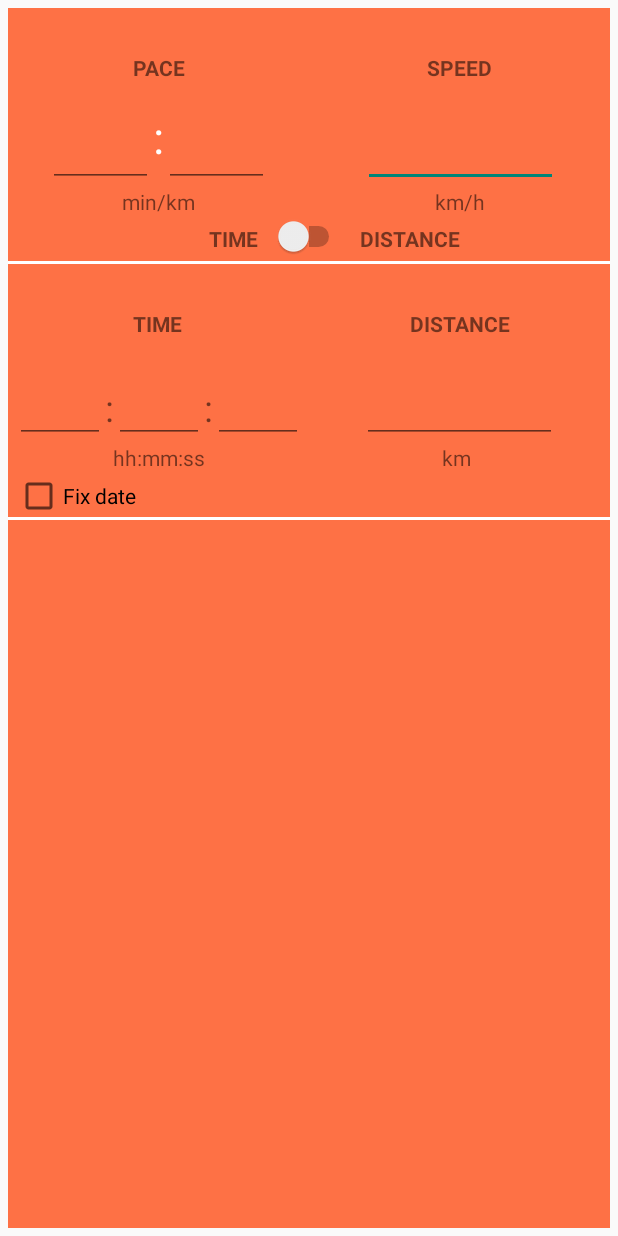
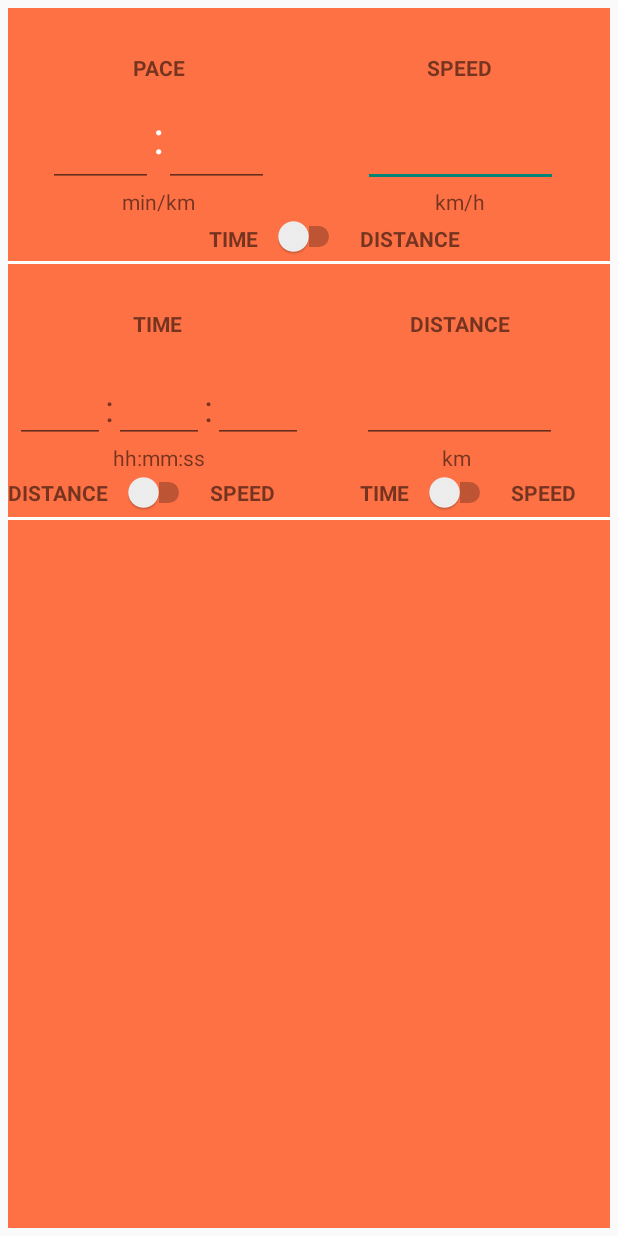
Before and after one commit to x5bart/PaceOne, an Android app: the screen it shows after launch (MainActivity), on a phone screen of 412 x 824 dp. Run offline under Robolectric (Android 15) with nearby library versions, the phone set to English and light mode, and no system bars; Roboto replaces fonts that are not available here.

Commit message:
all function work it

```diff
--- a/app/src/main/res/layout/fragment1.xml
+++ b/app/src/main/res/layout/fragment1.xml
@@ -9,6 +9,80 @@
 
 
     <TextView
+        android:id="@+id/textView17"
+        android:layout_width="wrap_content"
+        android:layout_height="wrap_content"
+        android:layout_marginEnd="10dp"
+        android:text="@string/time"
+        android:textStyle="bold"
+        app:layout_constraintBottom_toBottomOf="@+id/swSpeedTime"
+        app:layout_constraintEnd_toStartOf="@+id/swSpeedTime"
+        app:layout_constraintTop_toBottomOf="@+id/textView11" />
+
+    <TextView
+        android:id="@+id/textView16"
+        android:layout_width="wrap_content"
+        android:layout_height="wrap_content"
+        android:layout_marginStart="10dp"
+        android:text="@string/speed"
+        android:textStyle="bold"
+        app:layout_constraintBottom_toBottomOf="@+id/swSpeedDist"
+        app:layout_constraintStart_toEndOf="@+id/swSpeedTime"
+        app:layout_constraintTop_toBottomOf="@+id/textView11" />
+
+    <TextView
+        android:id="@+id/textView15"
+        android:layout_width="wrap_content"
+        android:layout_height="wrap_content"
+        android:layout_marginEnd="10dp"
+        android:text="@string/distance"
+        android:textStyle="bold"
+        app:layout_constraintBottom_toBottomOf="@+id/swSpeedDist"
+        app:layout_constraintEnd_toStartOf="@+id/swSpeedDist"
+        app:layout_constraintTop_toBottomOf="@+id/textView10" />
+
+    <TextView
+        android:id="@+id/textView14"
+        android:layout_width="wrap_content"
+        android:layout_height="wrap_content"
+        android:layout_marginStart="10dp"
+        android:text="@string/speed"
+        android:textStyle="bold"
+        app:layout_constraintBottom_toBottomOf="@+id/swSpeedDist"
+        app:layout_constraintStart_toEndOf="@+id/swSpeedDist"
+        app:layout_constraintTop_toBottomOf="@+id/textView10" />
+
+    <Switch
+        android:id="@+id/swSpeedDist"
+        android:layout_width="wrap_content"
+        android:layout_height="wrap_content"
+        android:checked="false"
+        android:showText="false"
+        android:splitTrack="true"
+        android:textIsSelectable="false"
+        android:textOff="@string/time"
+        android:textOn="@string/distance"
+        app:layout_constraintEnd_toStartOf="@+id/guideline"
+        app:layout_constraintStart_toStartOf="parent"
+        app:layout_constraintTop_toBottomOf="@+id/textView10"
+        tools:checked="false" />
+
+    <Switch
+        android:id="@+id/swSpeedTime"
+        android:layout_width="wrap_content"
+        android:layout_height="wrap_content"
+        android:checked="false"
+        android:showText="false"
+        android:splitTrack="true"
+        android:textIsSelectable="false"
+        android:textOff="@string/time"
+        android:textOn="@string/distance"
+        app:layout_constraintEnd_toEndOf="parent"
+        app:layout_constraintStart_toStartOf="@+id/guideline"
+        app:layout_constraintTop_toBottomOf="@+id/textView11"
+        tools:checked="false" />
+
+    <TextView
         android:id="@+id/textView13"
         android:layout_width="wrap_content"
         android:layout_height="wrap_content"
@@ -16,8 +90,8 @@
         android:text="@string/distance"
         android:textStyle="bold"
         app:layout_constraintBottom_toTopOf="@+id/divider"
-        app:layout_constraintStart_toEndOf="@+id/distTime"
-        app:layout_constraintTop_toTopOf="@+id/distTime" />
+        app:layout_constraintStart_toEndOf="@+id/swTimeDist"
+        app:layout_constraintTop_toTopOf="@+id/swTimeDist" />
 
     <TextView
         android:id="@+id/textView12"
@@ -27,8 +101,8 @@
         android:text="@string/time"
         android:textStyle="bold"
         app:layout_constraintBottom_toTopOf="@+id/divider"
-        app:layout_constraintEnd_toStartOf="@+id/distTime"
-        app:layout_constraintTop_toTopOf="@+id/distTime"
+        app:layout_constraintEnd_toStartOf="@+id/swTimeDist"
+        app:layout_constraintTop_toTopOf="@+id/swTimeDist"
         app:layout_constraintVertical_bias="0.5" />
 
     <TextView
@@ -245,7 +319,7 @@
         android:fontFamily="@font/audiowide"
         android:gravity="center"
         android:inputType="numberDecimal"
-        android:maxLength="7"
+        android:maxLength="5"
         android:textColor="#FFFFFF"
         android:textSize="35sp"
         app:layout_constraintEnd_toEndOf="parent"
@@ -280,16 +354,8 @@
         app:layout_constraintStart_toStartOf="@+id/guideline"
         app:layout_constraintTop_toTopOf="@+id/textView6" />
 
-    <CheckBox
-        android:id="@+id/cbFixDist"
-        android:layout_width="wrap_content"
-        android:layout_height="wrap_content"
-        android:text="@string/fix_date"
-        app:layout_constraintStart_toStartOf="@+id/calc1"
-        app:layout_constraintTop_toBottomOf="@+id/textView10" />
-
     <Switch
-        android:id="@+id/distTime"
+        android:id="@+id/swTimeDist"
         android:layout_width="wrap_content"
         android:layout_height="wrap_content"
         android:checked="false"
```
Also changed, not shown: app/src/main/java/com/x5bart_soft/paceone/Fragment1.kt (+54 -61 lines).
